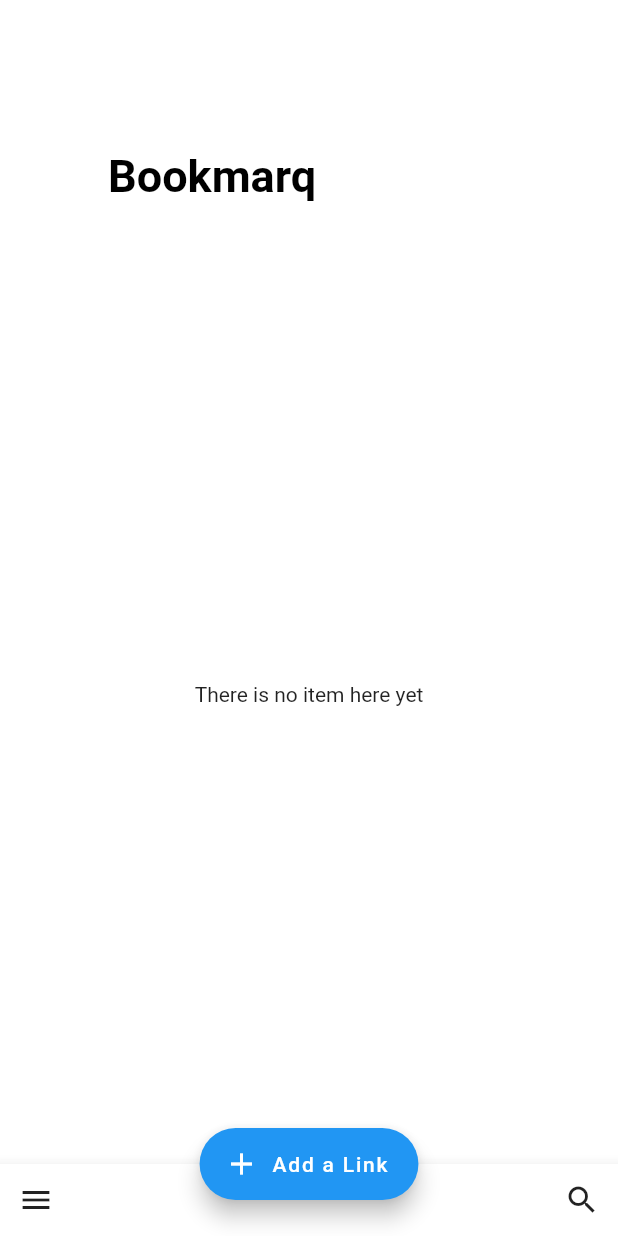
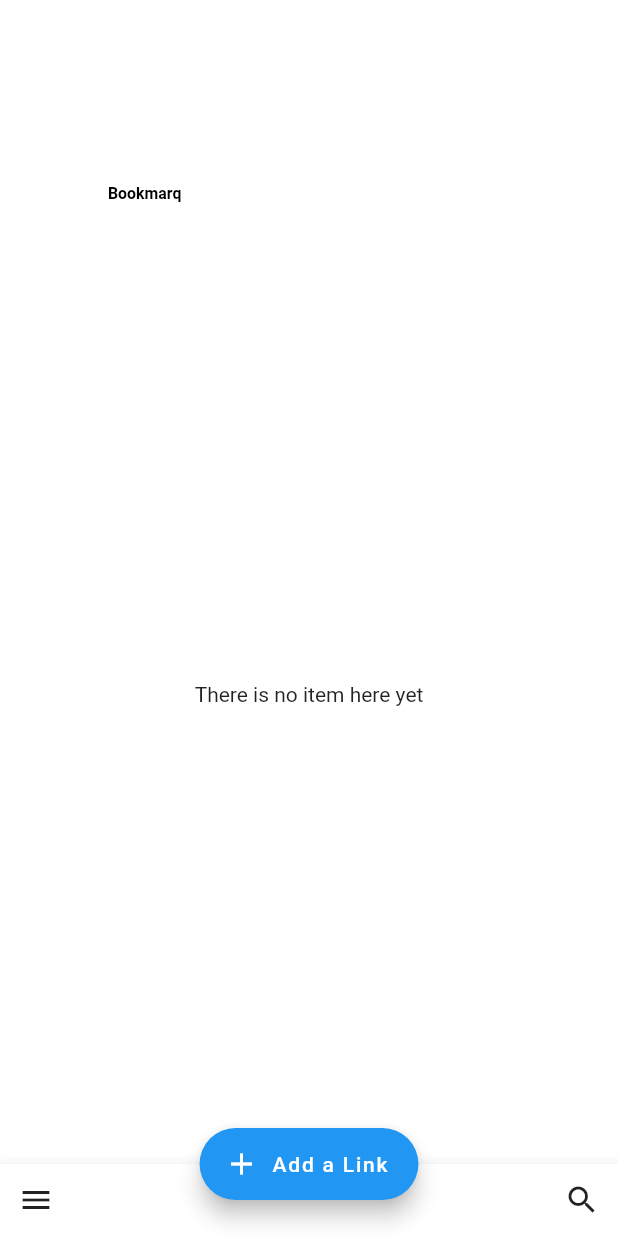
Before and after one commit to varunn12/Google-Task-Clone-Flutter, a Flutter app: the first screen one second after launch, on a phone screen of 412 x 824 dp. Run offline on Flutter 3.47's test engine with Material 2 defaults, Android fonts, the phone set to English and light mode, and no system bars.

Commit message:
adding animation

```diff
--- a/lib/main.dart
+++ b/lib/main.dart
@@ -188,7 +188,7 @@ this.setState((){
     flexibleSpace: new FlexibleSpaceBar(
     title: new Text("Bookmarq",
     style: new TextStyle(
-                  fontSize: 20.0,
+                  fontSize: animation.value*20.0,
                   fontWeight: FontWeight.bold,
                   color: Colors.black,
                 ),),
```
